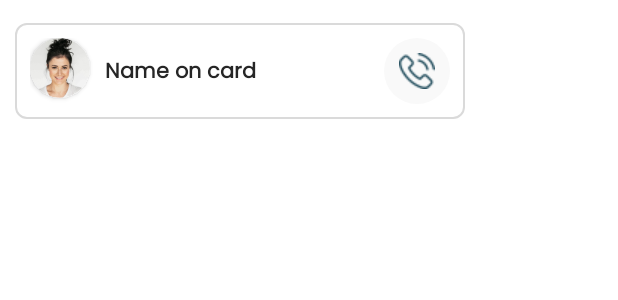
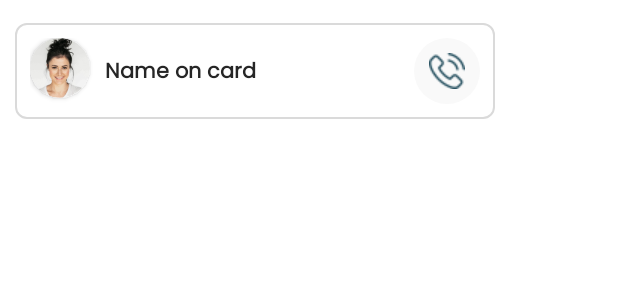
Before and after one commit to tince250/HopIn_mobile, an Android app: the layout invited_passenger_item.xml on its own in the app's theme, with its tools: preview values and no code run, on a phone screen of 412 x 824 dp. Shown: the top 300 px of the screen. Run offline under Robolectric (Android 15) with nearby library versions, the phone set to English and light mode, and no system bars.

Commit message:
fixed invited item design

```diff
--- a/UberApp_Tim13/app/src/main/java/com/example/uberapp_tim13/rest/RestUtils.java
+++ b/UberApp_Tim13/app/src/main/java/com/example/uberapp_tim13/rest/RestUtils.java
@@ -9,7 +9,7 @@ import retrofit2.converter.gson.GsonConverterFactory;
 
 public class RestUtils {
 
-    public static final String SERVICE_API_PATH = "http://192.168.43.129:4321/api/";
+    public static final String SERVICE_API_PATH = "http://192.168.0.11:4321/api/";
 
     public static final String USER_GET = "user/1";
     public static final String LOGIN = "user/login";
--- a/UberApp_Tim13/app/src/main/res/layout/invited_passenger_item.xml
+++ b/UberApp_Tim13/app/src/main/res/layout/invited_passenger_item.xml
@@ -1,7 +1,7 @@
 <?xml version="1.0" encoding="utf-8"?>
 <LinearLayout xmlns:android="http://schemas.android.com/apk/res/android"
     xmlns:app="http://schemas.android.com/apk/res-auto"
-    android:layout_width="300dp"
+    android:layout_width="320dp"
     android:layout_height="wrap_content"
     android:orientation="horizontal"
     android:layout_marginHorizontal="10dp"
```
